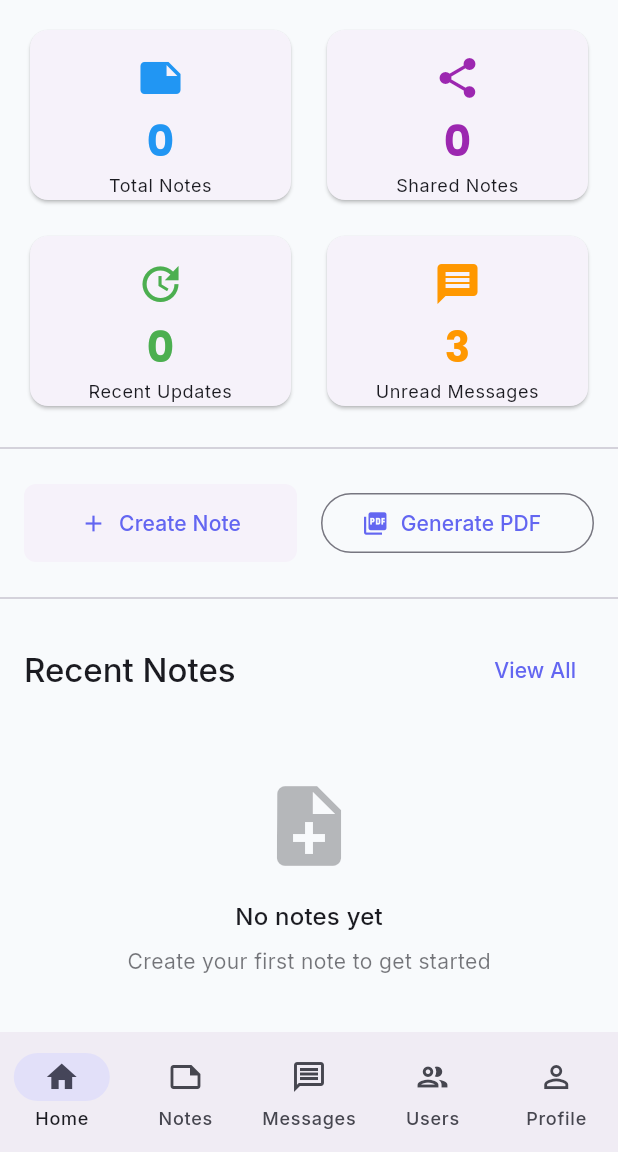
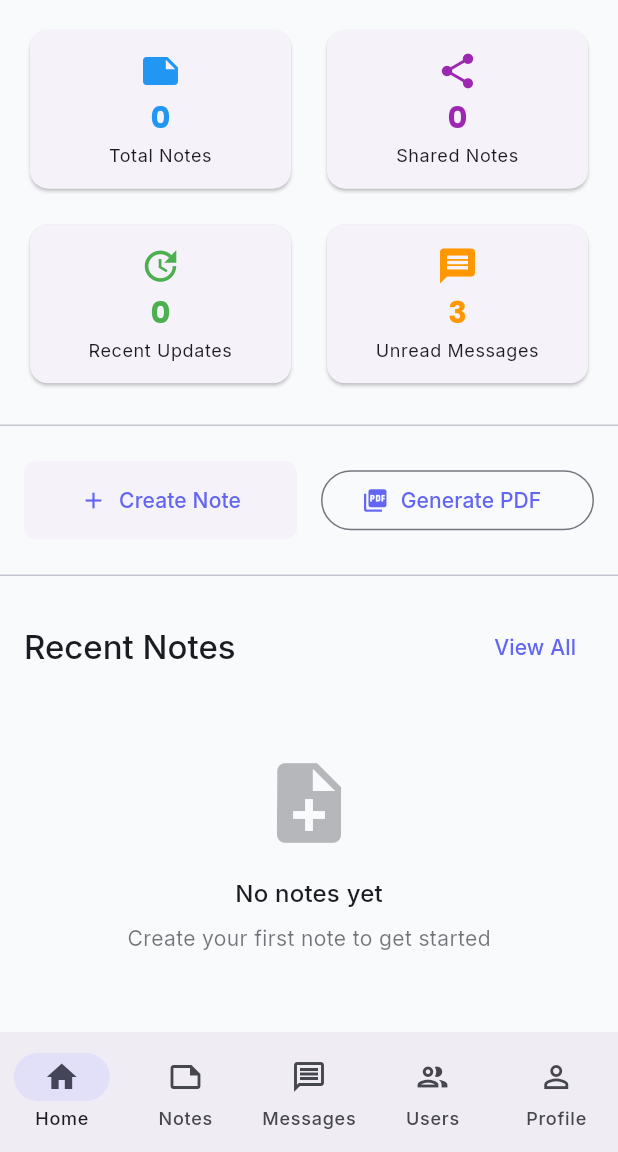
Before and after one commit to FarazAhmad-117/Notes-Sharing-App, a Flutter app: the HomeScreen screen opened by its route, on a phone screen of 412 x 824 dp, the part 84-1236 px from its top. Run offline on Flutter 3.47's test engine with Material 3 defaults, Android fonts, the phone set to English and light mode, and no system bars; our stand-ins replace cloud_firestore, firebase_auth, firebase_core, flutter_riverpod, fluttertoast, go_router and 1 more; accounts and stored records are empty.

Commit message:
Refactor HomeScreen layout: Adjust card aspect ratio, padding, and text styling for improved UI. Replace static sizes with flexible widgets to enhance responsiveness.

```diff
--- a/lib/features/home/presentation/screens/home_screen.dart
+++ b/lib/features/home/presentation/screens/home_screen.dart
@@ -2,11 +2,8 @@ import 'package:flutter/material.dart';
 import 'package:flutter_riverpod/flutter_riverpod.dart';
 import 'package:go_router/go_router.dart';
 import '../../../../app/theme/spacing.dart';
-import '../../../../app/theme/radius.dart';
-import '../../../../app/theme/color_schemes.dart';
 import '../../../../shared/widgets/cards/note_card.dart';
 import '../../../notes/presentation/providers/notes_provider.dart';
-import '../../../notes/data/models/note_model.dart';
 import '../providers/dashboard_provider.dart';
 
 class HomeScreen extends ConsumerWidget {
@@ -167,7 +164,7 @@ class HomeScreen extends ConsumerWidget {
       crossAxisCount: 2,
       crossAxisSpacing: AppSpacing.md,
       mainAxisSpacing: AppSpacing.md,
-      childAspectRatio: 1.5,
+      childAspectRatio: 1.6,
       children: [
         _buildStatCard(
           context,
@@ -210,24 +207,35 @@ class HomeScreen extends ConsumerWidget {
   ) {
     return Card(
       child: Padding(
-        padding: const EdgeInsets.all(AppSpacing.md),
+        padding: const EdgeInsets.all(AppSpacing.sm),
         child: Column(
           mainAxisAlignment: MainAxisAlignment.center,
+          mainAxisSize: MainAxisSize.min,
           children: [
-            Icon(icon, color: color, size: 32),
-            const SizedBox(height: AppSpacing.sm),
-            Text(
+            Flexible(child: Icon(icon, color: color, size: 28)),
+            const SizedBox(height: AppSpacing.xs),
+            Flexible(
+              child: FittedBox(
+                fit: BoxFit.scaleDown,
+                child: Text(
                   value,
-              style: Theme.of(context).textTheme.headlineMedium?.copyWith(
+                  style: Theme.of(context).textTheme.headlineSmall?.copyWith(
                     fontWeight: FontWeight.bold,
                     color: color,
                   ),
+                  maxLines: 1,
+                ),
+              ),
             ),
             const SizedBox(height: AppSpacing.xs),
-            Text(
+            Flexible(
+              child: Text(
                 title,
                 style: Theme.of(context).textTheme.bodySmall,
                 textAlign: TextAlign.center,
+                maxLines: 2,
+                overflow: TextOverflow.ellipsis,
+              ),
             ),
           ],
         ),
```
Lines whose indentation alone changed are shown as unchanged.
